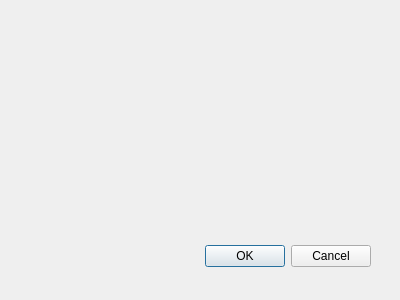
First picture: the form in mediadialog.ui, repository rsarker1/SKR-Media-Viewer, before the edit.
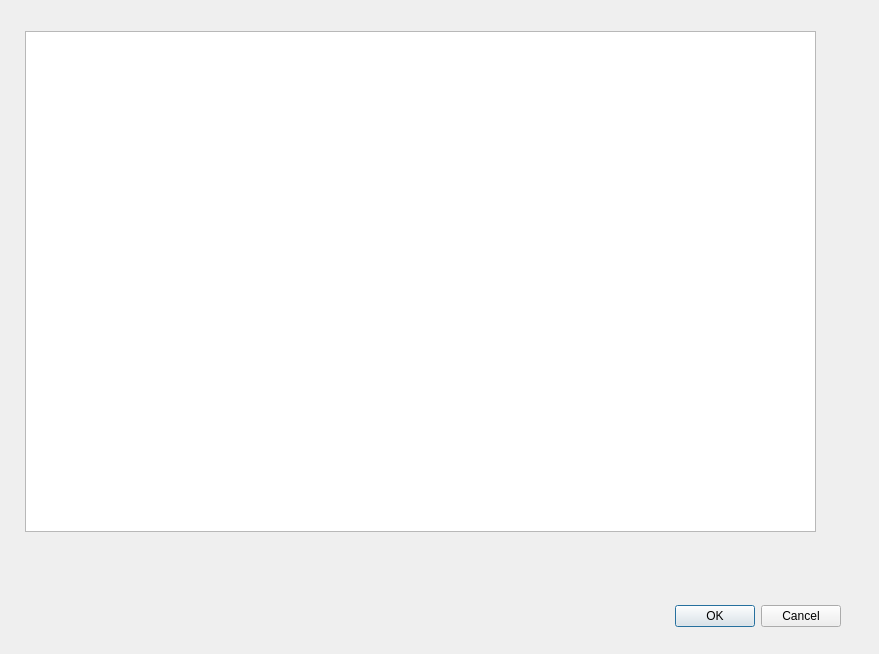
Second picture: the form after the edit. Custom widgets are drawn as their Qt base class.

The edit to the form file:
```diff
--- a/mediadialog.ui
+++ b/mediadialog.ui
@@ -6,8 +6,8 @@
    <rect>
     <x>0</x>
     <y>0</y>
-    <width>400</width>
-    <height>300</height>
+    <width>879</width>
+    <height>654</height>
    </rect>
   </property>
   <property name="windowTitle">
@@ -16,8 +16,8 @@
   <widget class="QDialogButtonBox" name="buttonBox">
    <property name="geometry">
     <rect>
-     <x>30</x>
-     <y>240</y>
+     <x>500</x>
+     <y>600</y>
      <width>341</width>
      <height>32</height>
     </rect>
@@ -29,7 +29,27 @@
     <set>QDialogButtonBox::StandardButton::Cancel|QDialogButtonBox::StandardButton::Ok</set>
    </property>
   </widget>
+  <widget class="CustomFileTree" name="fileTree">
+   <property name="geometry">
+    <rect>
+     <x>25</x>
+     <y>31</y>
+     <width>791</width>
+     <height>501</height>
+    </rect>
+   </property>
+   <attribute name="headerVisible">
+    <bool>true</bool>
+   </attribute>
+  </widget>
  </widget>
+ <customwidgets>
+  <customwidget>
+   <class>CustomFileTree</class>
+   <extends>QTreeView</extends>
+   <header>customfiletree.h</header>
+  </customwidget>
+ </customwidgets>
  <resources/>
  <connections>
   <connection>
```
